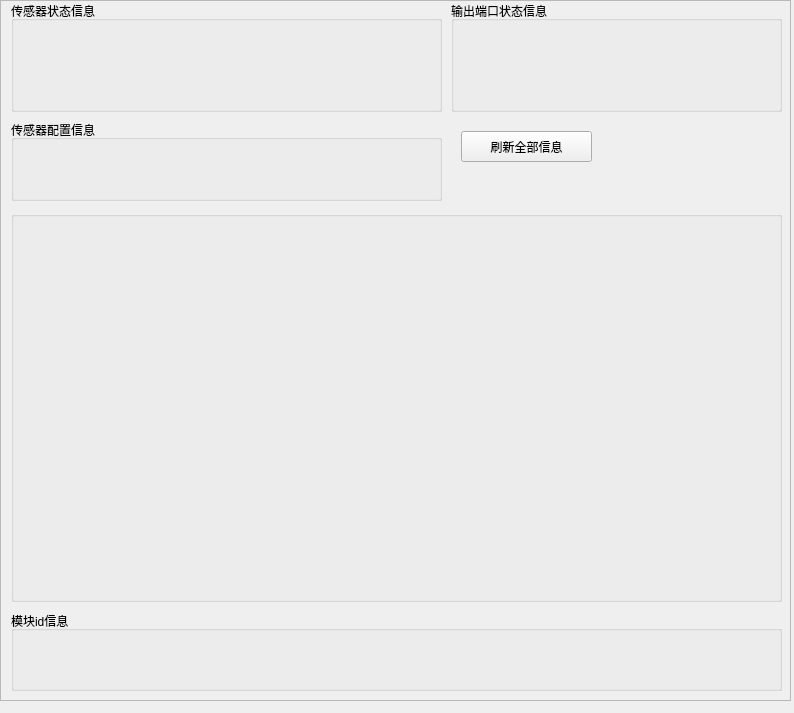
The window that ui/customize_ui/tab/tab2_tab6.ui (2950067210dqy/pyqt6_project) describes before a commit, drawn with Qt 5.
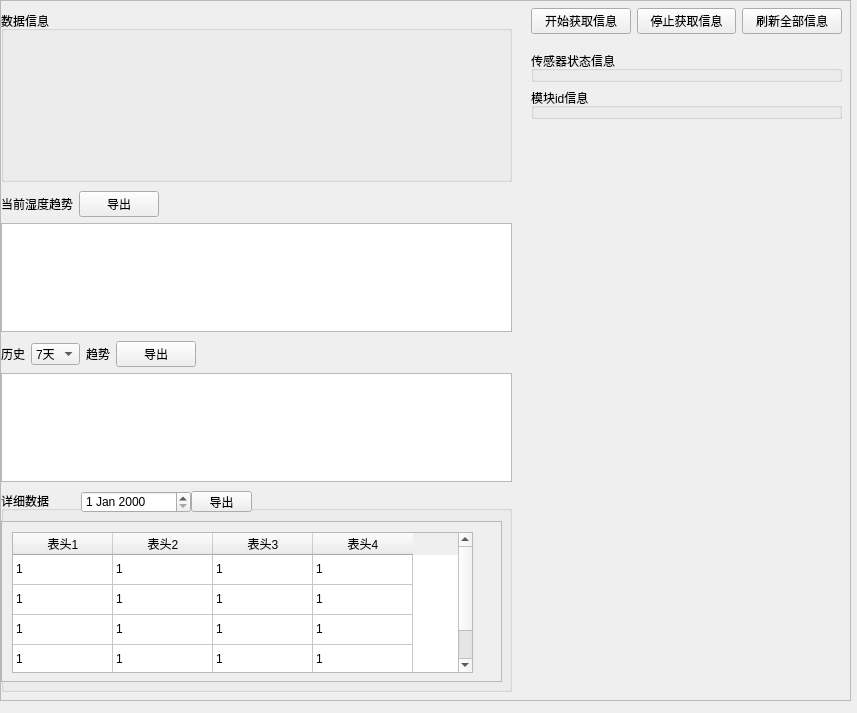
The same window after the commit.

Commit message: 3.2 完成显示数据功能基本

Patch:
```diff
--- a/ui/customize_ui/tab/tab2_tab6.ui
+++ b/ui/customize_ui/tab/tab2_tab6.ui
@@ -6,7 +6,7 @@
             <rect>
                 <x>0</x>
                 <y>0</y>
-                <width>794</width>
+    <width>857</width>
                 <height>713</height>
             </rect>
         </property>
@@ -18,7 +18,7 @@
                 <rect>
                     <x>0</x>
                     <y>0</y>
-                    <width>791</width>
+     <width>851</width>
                     <height>701</height>
                 </rect>
             </property>
@@ -33,113 +33,484 @@
                                 <rect>
                                     <x>0</x>
                                     <y>0</y>
-                                    <width>787</width>
+         <width>847</width>
                                     <height>697</height>
                                 </rect>
                             </property>
-                            <widget class="QPushButton" name="refresh">
-                                <property name="geometry">
-                                    <rect>
-                                        <x>460</x>
-                                        <y>130</y>
-                                        <width>131</width>
-                                        <height>31</height>
-                                    </rect>
-                                </property>
-                                <property name="text">
-                                    <string>刷新全部信息</string>
-                                </property>
-                            </widget>
-                            <widget class="QWidget" name="verticalLayoutWidget">
-                                <property name="geometry">
-                                    <rect>
-                                        <x>450</x>
-                                        <y>0</y>
-                                        <width>331</width>
-                                        <height>111</height>
-                                    </rect>
-                                </property>
-                                <layout class="QVBoxLayout" name="function_01_layout">
-                                    <item>
-                                        <widget class="QGroupBox" name="function_01">
-                                            <property name="title">
-                                                <string>输出端口状态信息</string>
-                                            </property>
-                                        </widget>
-                                    </item>
-                                </layout>
-                            </widget>
-                            <widget class="QWidget" name="verticalLayoutWidget_2">
-                                <property name="geometry">
-                                    <rect>
-                                        <x>10</x>
-                                        <y>0</y>
-                                        <width>431</width>
-                                        <height>111</height>
-                                    </rect>
-                                </property>
-                                <layout class="QVBoxLayout" name="function_02_layout">
-                                    <item>
-                                        <widget class="QGroupBox" name="function_02">
-                                            <property name="title">
-                                                <string>传感器状态信息</string>
-                                            </property>
-                                        </widget>
-                                    </item>
-                                </layout>
-                            </widget>
-                            <widget class="QWidget" name="verticalLayoutWidget_3">
-                                <property name="geometry">
-                                    <rect>
-                                        <x>10</x>
-                                        <y>119</y>
-                                        <width>431</width>
-                                        <height>81</height>
-                                    </rect>
-                                </property>
-                                <layout class="QVBoxLayout" name="function_03_layout">
-                                    <item>
-                                        <widget class="QGroupBox" name="function_03">
-                                            <property name="title">
-                                                <string>传感器配置信息</string>
-                                            </property>
-                                        </widget>
-                                    </item>
-                                </layout>
-                            </widget>
                             <widget class="QWidget" name="verticalLayoutWidget_5">
                                 <property name="geometry">
                                     <rect>
-                                        <x>10</x>
-                                        <y>210</y>
-                                        <width>771</width>
-                                        <height>391</height>
+          <x>0</x>
+          <y>10</y>
+          <width>511</width>
+          <height>171</height>
                                     </rect>
                                 </property>
                                 <layout class="QVBoxLayout" name="function_04_layout">
                                     <item>
                                         <widget class="QGroupBox" name="function_04">
                                             <property name="title">
-                                                <string/>
+            <string>数据信息</string>
                                             </property>
                                         </widget>
                                     </item>
                                 </layout>
                             </widget>
-                            <widget class="QWidget" name="verticalLayoutWidget_6">
+       <widget class="QWidget" name="verticalLayoutWidget_7">
+        <property name="geometry">
+         <rect>
+          <x>0</x>
+          <y>340</y>
+          <width>511</width>
+          <height>141</height>
+         </rect>
+        </property>
+        <layout class="QVBoxLayout" name="verticalLayout">
+         <property name="topMargin">
+          <number>0</number>
+         </property>
+         <item>
+          <layout class="QHBoxLayout" name="horizontalLayout_5">
+           <item>
+            <widget class="QLabel" name="history_label1_2">
+             <property name="text">
+              <string>历史</string>
+             </property>
+            </widget>
+           </item>
+           <item>
+            <widget class="QComboBox" name="history_combox_2">
+             <item>
+              <property name="text">
+               <string>7天</string>
+              </property>
+             </item>
+             <item>
+              <property name="text">
+               <string>3天</string>
+              </property>
+             </item>
+             <item>
+              <property name="text">
+               <string>1天</string>
+              </property>
+             </item>
+            </widget>
+           </item>
+           <item>
+            <widget class="QLabel" name="history_label2_2">
+             <property name="text">
+              <string>趋势</string>
+             </property>
+            </widget>
+           </item>
+           <item>
+            <widget class="QPushButton" name="export_history_btn_2">
+             <property name="text">
+              <string>导出</string>
+             </property>
+            </widget>
+           </item>
+           <item>
+            <spacer name="horizontalSpacer">
+             <property name="orientation">
+              <enum>Qt::Horizontal</enum>
+             </property>
+             <property name="sizeType">
+              <enum>QSizePolicy::Expanding</enum>
+             </property>
+             <property name="sizeHint" stdset="0">
+              <size>
+               <width>40</width>
+               <height>20</height>
+              </size>
+             </property>
+            </spacer>
+           </item>
+          </layout>
+         </item>
+         <item>
+          <layout class="QHBoxLayout" name="horizontalLayout_4">
+           <item>
+            <widget class="QGraphicsView" name="history_charts_2">
+             <property name="styleSheet">
+              <string notr="true"/>
+             </property>
+            </widget>
+           </item>
+          </layout>
+         </item>
+        </layout>
+       </widget>
+       <widget class="QWidget" name="verticalLayoutWidget_8">
+        <property name="geometry">
+         <rect>
+          <x>0</x>
+          <y>490</y>
+          <width>511</width>
+          <height>201</height>
+         </rect>
+        </property>
+        <layout class="QVBoxLayout" name="verticalLayout_2">
+         <item>
+          <widget class="QGroupBox" name="detaildata_groupbox_2">
+           <property name="styleSheet">
+            <string notr="true"/>
+           </property>
+           <property name="title">
+            <string>详细数据</string>
+           </property>
+           <property name="flat">
+            <bool>false</bool>
+           </property>
+           <widget class="QScrollArea" name="detaildata_scroll_2">
+            <property name="geometry">
+             <rect>
+              <x>0</x>
+              <y>30</y>
+              <width>501</width>
+              <height>161</height>
+             </rect>
+            </property>
+            <property name="widgetResizable">
+             <bool>true</bool>
+            </property>
+            <widget class="QWidget" name="detaildata_scroll_content_2">
+             <property name="geometry">
+              <rect>
+               <x>0</x>
+               <y>0</y>
+               <width>499</width>
+               <height>159</height>
+              </rect>
+             </property>
+             <widget class="QTableWidget" name="detaildata_table_2">
                                 <property name="geometry">
                                     <rect>
                                         <x>10</x>
-                                        <y>610</y>
-                                        <width>771</width>
-                                        <height>80</height>
-                                    </rect>
-                                </property>
+                <y>10</y>
+                <width>461</width>
+                <height>141</height>
+               </rect>
+              </property>
+              <property name="styleSheet">
+               <string notr="true"/>
+              </property>
+              <property name="selectionMode">
+               <enum>QAbstractItemView::NoSelection</enum>
+              </property>
+              <property name="selectionBehavior">
+               <enum>QAbstractItemView::SelectItems</enum>
+              </property>
+              <property name="sortingEnabled">
+               <bool>true</bool>
+              </property>
+              <attribute name="horizontalHeaderVisible">
+               <bool>true</bool>
+              </attribute>
+              <attribute name="horizontalHeaderHighlightSections">
+               <bool>true</bool>
+              </attribute>
+              <attribute name="verticalHeaderVisible">
+               <bool>false</bool>
+              </attribute>
+              <row>
+               <property name="text">
+                <string/>
+               </property>
+              </row>
+              <row>
+               <property name="text">
+                <string/>
+               </property>
+              </row>
+              <row>
+               <property name="text">
+                <string/>
+               </property>
+              </row>
+              <row>
+               <property name="text">
+                <string/>
+               </property>
+              </row>
+              <column>
+               <property name="text">
+                <string>表头1</string>
+               </property>
+              </column>
+              <column>
+               <property name="text">
+                <string>表头2</string>
+               </property>
+              </column>
+              <column>
+               <property name="text">
+                <string>表头3</string>
+               </property>
+              </column>
+              <column>
+               <property name="text">
+                <string>表头4</string>
+               </property>
+              </column>
+              <item row="0" column="0">
+               <property name="text">
+                <string>1</string>
+               </property>
+              </item>
+              <item row="0" column="1">
+               <property name="text">
+                <string>1</string>
+               </property>
+              </item>
+              <item row="0" column="2">
+               <property name="text">
+                <string>1</string>
+               </property>
+              </item>
+              <item row="0" column="3">
+               <property name="text">
+                <string>1</string>
+               </property>
+              </item>
+              <item row="1" column="0">
+               <property name="text">
+                <string>1</string>
+               </property>
+              </item>
+              <item row="1" column="1">
+               <property name="text">
+                <string>1</string>
+               </property>
+              </item>
+              <item row="1" column="2">
+               <property name="text">
+                <string>1</string>
+               </property>
+              </item>
+              <item row="1" column="3">
+               <property name="text">
+                <string>1</string>
+               </property>
+              </item>
+              <item row="2" column="0">
+               <property name="text">
+                <string>1</string>
+               </property>
+              </item>
+              <item row="2" column="1">
+               <property name="text">
+                <string>1</string>
+               </property>
+              </item>
+              <item row="2" column="2">
+               <property name="text">
+                <string>1</string>
+               </property>
+              </item>
+              <item row="2" column="3">
+               <property name="text">
+                <string>1</string>
+               </property>
+              </item>
+              <item row="3" column="0">
+               <property name="text">
+                <string>1</string>
+               </property>
+              </item>
+              <item row="3" column="1">
+               <property name="text">
+                <string>1</string>
+               </property>
+              </item>
+              <item row="3" column="2">
+               <property name="text">
+                <string>1</string>
+               </property>
+              </item>
+              <item row="3" column="3">
+               <property name="text">
+                <string>1</string>
+               </property>
+              </item>
+             </widget>
+            </widget>
+           </widget>
+           <widget class="QDateEdit" name="detaildata_dateEdit_2">
+            <property name="geometry">
+             <rect>
+              <x>80</x>
+              <y>0</y>
+              <width>110</width>
+              <height>22</height>
+             </rect>
+            </property>
+           </widget>
+           <widget class="QPushButton" name="export_detaildata_btn_2">
+            <property name="geometry">
+             <rect>
+              <x>190</x>
+              <y>0</y>
+              <width>61</width>
+              <height>21</height>
+             </rect>
+            </property>
+            <property name="text">
+             <string>导出</string>
+            </property>
+           </widget>
+          </widget>
+         </item>
+        </layout>
+       </widget>
+       <widget class="QWidget" name="verticalLayoutWidget_9">
+        <property name="geometry">
+         <rect>
+          <x>0</x>
+          <y>190</y>
+          <width>511</width>
+          <height>141</height>
+         </rect>
+        </property>
+        <layout class="QVBoxLayout" name="verticalLayout_3">
+         <property name="topMargin">
+          <number>0</number>
+         </property>
+         <item>
+          <layout class="QHBoxLayout" name="horizontalLayout_6">
+           <item>
+            <widget class="QLabel" name="nowdata_trend_label">
+             <property name="text">
+              <string>当前湿度趋势</string>
+             </property>
+            </widget>
+           </item>
+           <item>
+            <widget class="QPushButton" name="export_alldata_btn_2">
+             <property name="text">
+              <string>导出</string>
+             </property>
+            </widget>
+           </item>
+           <item>
+            <spacer name="horizontalSpacer_2">
+             <property name="orientation">
+              <enum>Qt::Horizontal</enum>
+             </property>
+             <property name="sizeHint" stdset="0">
+              <size>
+               <width>40</width>
+               <height>20</height>
+              </size>
+             </property>
+            </spacer>
+           </item>
+          </layout>
+         </item>
+         <item>
+          <layout class="QHBoxLayout" name="horizontalLayout_2">
+           <item>
+            <widget class="QGraphicsView" name="nowdata_trend_charts">
+             <property name="styleSheet">
+              <string notr="true"/>
+             </property>
+            </widget>
+           </item>
+          </layout>
+         </item>
+        </layout>
+       </widget>
+       <widget class="QWidget" name="verticalLayoutWidget_10">
+        <property name="geometry">
+         <rect>
+          <x>530</x>
+          <y>50</y>
+          <width>311</width>
+          <height>641</height>
+         </rect>
+        </property>
+        <layout class="QVBoxLayout" name="verticalLayout_4">
+         <property name="topMargin">
+          <number>0</number>
+         </property>
+         <property name="rightMargin">
+          <number>0</number>
+         </property>
+         <property name="bottomMargin">
+          <number>0</number>
+         </property>
+         <item>
+          <layout class="QVBoxLayout" name="function_02_layout">
+           <item>
+            <widget class="QGroupBox" name="function_02">
+             <property name="title">
+              <string>传感器状态信息</string>
+             </property>
+            </widget>
+           </item>
+          </layout>
+         </item>
+         <item>
                                 <layout class="QVBoxLayout" name="function_11_layout">
                                     <item>
                                         <widget class="QGroupBox" name="function_11">
                                             <property name="title">
                                                 <string>模块id信息</string>
+             </property>
+            </widget>
+           </item>
+          </layout>
+         </item>
+         <item>
+          <spacer name="verticalSpacer">
+           <property name="orientation">
+            <enum>Qt::Vertical</enum>
+           </property>
+           <property name="sizeType">
+            <enum>QSizePolicy::MinimumExpanding</enum>
+           </property>
+           <property name="sizeHint" stdset="0">
+            <size>
+             <width>20</width>
+             <height>40</height>
+            </size>
+           </property>
+          </spacer>
+         </item>
+        </layout>
+       </widget>
+       <widget class="QWidget" name="horizontalLayoutWidget">
+        <property name="geometry">
+         <rect>
+          <x>530</x>
+          <y>0</y>
+          <width>311</width>
+          <height>41</height>
+         </rect>
+        </property>
+        <layout class="QHBoxLayout" name="horizontalLayout">
+         <property name="leftMargin">
+          <number>0</number>
+         </property>
+         <item>
+          <widget class="QPushButton" name="start">
+           <property name="text">
+            <string>开始获取信息</string>
+           </property>
+          </widget>
+         </item>
+         <item>
+          <widget class="QPushButton" name="stop">
+           <property name="text">
+            <string>停止获取信息</string>
+           </property>
+          </widget>
+         </item>
+         <item>
+          <widget class="QPushButton" name="refresh">
+           <property name="text">
+            <string>刷新全部信息</string>
                                             </property>
                                         </widget>
                                     </item>
```
Lines whose indentation alone changed are shown as unchanged. The commit also changes 25 other files.
